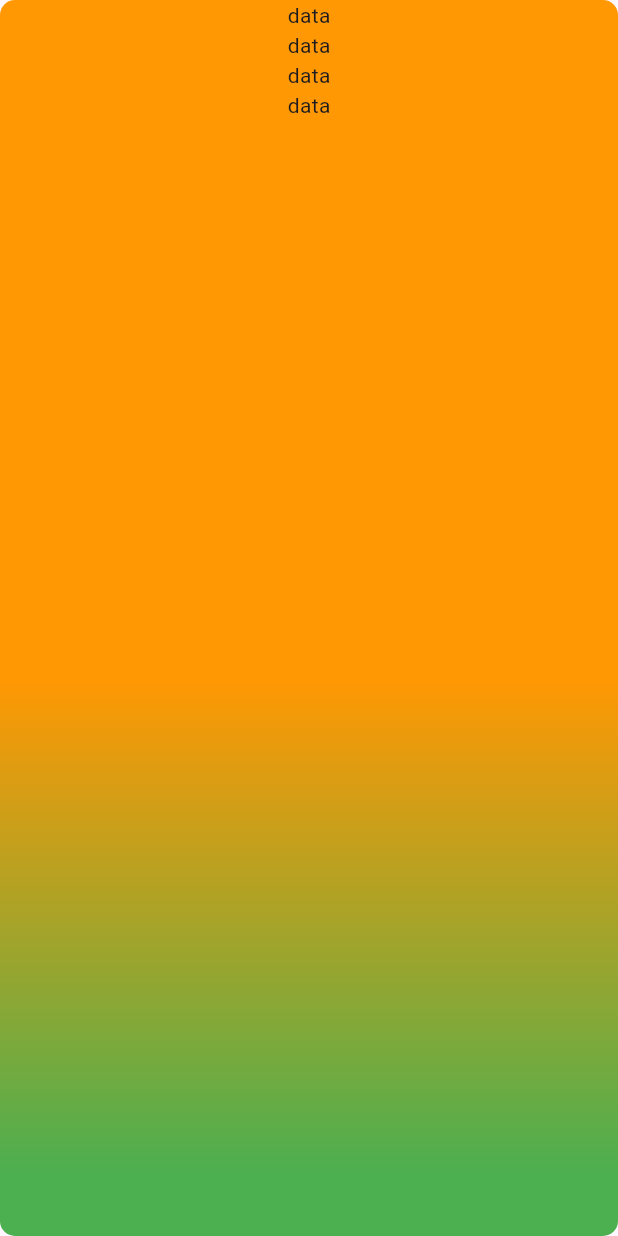
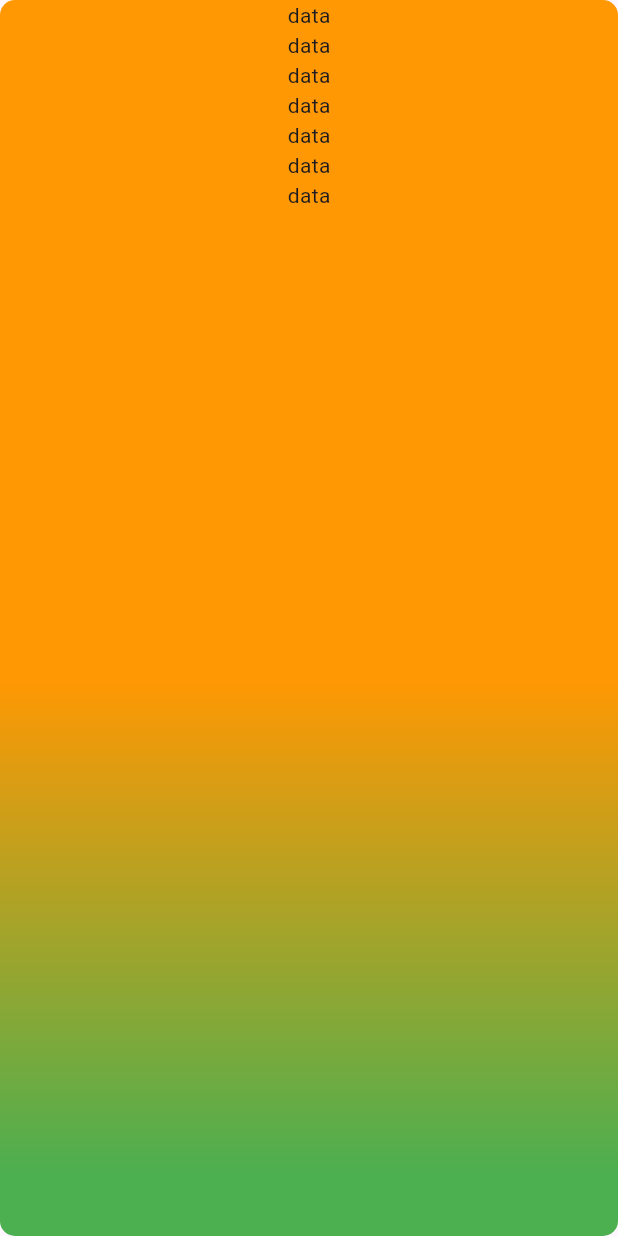
Before and after one commit to fahimshahariar09/calender_practice, a Flutter app: the screen it shows after launch, on a phone screen of 412 x 824 dp. Run offline on Flutter 3.47's test engine with Material 3 defaults, Android fonts, the phone set to English and light mode, and no system bars; our stand-ins replace flutter_otp_text_field, percent_indicator, syncfusion_flutter_sliders; missing offline and left inert: custom_calender_picker.

Commit message:
first commit

```diff
--- a/lib/view/screen/design.dart
+++ b/lib/view/screen/design.dart
@@ -20,6 +20,7 @@ class Design extends StatelessWidget {
             children: [
               Text("data"),
               Text("data"),Text("data"),
+              Text("data"),Text("data"),Text("data"),
               Text("data"),
             ],
           ),
```
